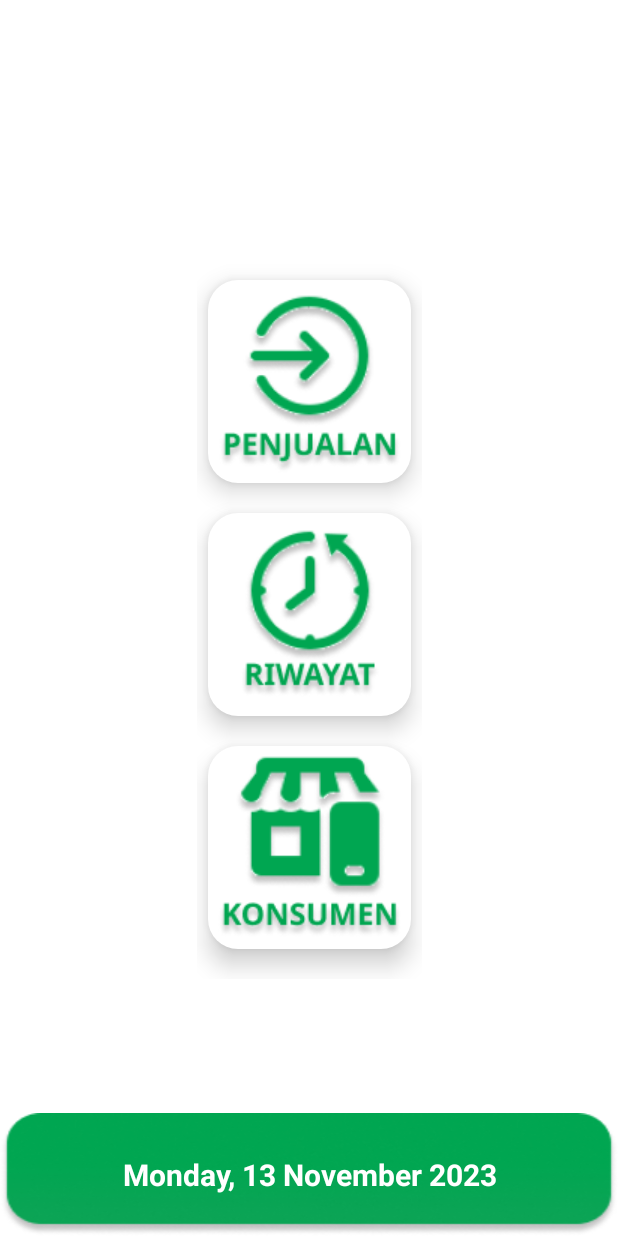
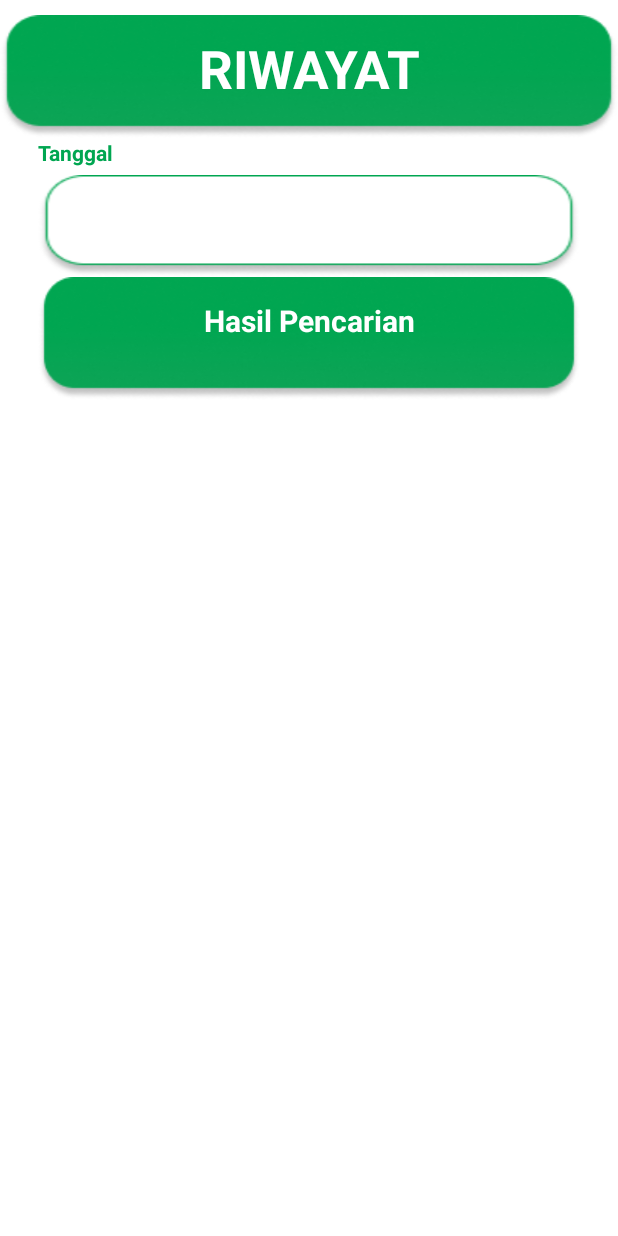
Before and after one commit to najibeducation/Kerja-Praktek, an Android app: the Dasboard screen opened directly, with no data from a screen before it, after a tap on "Button Riwayat", on a phone screen of 412 x 824 dp. Run offline under Robolectric (Android 15) with nearby library versions, the phone set to English and light mode, and no system bars.

Commit message:
Menambahkan activity riwayat

```diff
--- a/app/src/main/AndroidManifest.xml
+++ b/app/src/main/AndroidManifest.xml
@@ -1,6 +1,6 @@
 <?xml version="1.0" encoding="utf-8"?>
 <manifest xmlns:android="http://schemas.android.com/apk/res/android"
-    xmlns:tools="http://schemas.android.com/tools" >
+    xmlns:tools="http://schemas.android.com/tools">
 
     <application
         android:allowBackup="true"
@@ -11,24 +11,31 @@
         android:roundIcon="@mipmap/ic_launcher_round"
         android:supportsRtl="true"
         android:theme="@style/Theme.KejraPraktek"
-        tools:targetApi="31" >
+        tools:targetApi="31">
+        <activity
+            android:name=".Riwayat"
+            android:exported="false">
+            <meta-data
+                android:name="android.app.lib_name"
+                android:value="" />
+        </activity>
         <activity
             android:name=".Penjualan"
-            android:exported="false" >
+            android:exported="false">
             <meta-data
                 android:name="android.app.lib_name"
                 android:value="" />
         </activity>
         <activity
             android:name=".Dasboard"
-            android:exported="false" >
+            android:exported="false">
             <meta-data
                 android:name="android.app.lib_name"
                 android:value="" />
         </activity>
         <activity
             android:name=".MainActivity"
-            android:exported="true" >
+            android:exported="true">
             <intent-filter>
                 <action android:name="android.intent.action.MAIN" />
 
--- a/app/src/main/java/com/usm/kejrapraktek/Dasboard.kt
+++ b/app/src/main/java/com/usm/kejrapraktek/Dasboard.kt
@@ -30,7 +30,8 @@ class Dasboard : AppCompatActivity() {
         }
 
         riwayat.setOnClickListener {
-
+            val intent = Intent(this, Riwayat::class.java)
+            startActivity(intent)
         }
 
         konsumen.setOnClickListener {
--- /dev/null
+++ b/app/src/main/java/com/usm/kejrapraktek/Riwayat.kt
@@ -0,0 +1,11 @@
+package com.usm.kejrapraktek
+
+import androidx.appcompat.app.AppCompatActivity
+import android.os.Bundle
+
+class Riwayat : AppCompatActivity() {
+    override fun onCreate(savedInstanceState: Bundle?) {
+        super.onCreate(savedInstanceState)
+        setContentView(R.layout.activity_riwayat)
+    }
+}
--- a/app/src/main/res/layout/activity_dasboard.xml
+++ b/app/src/main/res/layout/activity_dasboard.xml
@@ -12,7 +12,7 @@
       android:layout_width="150dp"
       android:layout_height="wrap_content"
       app:layout_constraintTop_toTopOf="parent"
-      app:layout_constraintBottom_toBottomOf="parent"
+      app:layout_constraintBottom_toTopOf="@+id/textViewDate"
       app:layout_constraintStart_toStartOf="parent"
       app:layout_constraintEnd_toEndOf="parent"
       android:orientation="vertical"
--- /dev/null
+++ b/app/src/main/res/layout/activity_riwayat.xml
@@ -0,0 +1,70 @@
+<?xml version="1.0" encoding="utf-8"?>
+<androidx.constraintlayout.widget.ConstraintLayout xmlns:android="http://schemas.android.com/apk/res/android"
+    xmlns:app="http://schemas.android.com/apk/res-auto"
+    xmlns:tools="http://schemas.android.com/tools"
+    android:layout_width="match_parent"
+    android:layout_height="match_parent"
+    tools:context=".Riwayat">
+    <TextView
+        android:id="@+id/sub_riwayat"
+        android:layout_width="match_parent"
+        android:layout_height="wrap_content"
+        android:text="@string/riwayat"
+        android:gravity="center"
+        android:textStyle="bold"
+        android:textSize="35sp"
+        android:textColor="@color/white"
+        android:paddingBottom="10dp"
+        android:background="@drawable/sub_background"
+        android:layout_marginTop="10dp"
+        app:layout_constraintStart_toStartOf="parent"
+        app:layout_constraintEnd_toEndOf="parent"
+        app:layout_constraintTop_toTopOf="parent"/>
+
+    <LinearLayout
+        android:layout_width="match_parent"
+        android:layout_height="wrap_content"
+        android:layout_marginStart="25dp"
+        android:layout_marginEnd="25dp"
+        app:layout_constraintTop_toBottomOf="@+id/sub_riwayat"
+        app:layout_constraintStart_toStartOf="parent"
+        app:layout_constraintEnd_toEndOf="parent"
+        android:orientation="vertical">
+        <TextView
+            android:layout_width="wrap_content"
+            android:layout_height="wrap_content"
+            android:text="@string/tgl"
+            android:textSize="14sp"
+            android:textStyle="bold"
+            android:textColor="@color/hijau"/>
+        <EditText
+            android:layout_width="match_parent"
+            android:layout_height="wrap_content"
+            android:background="@drawable/formulir"
+            android:focusable="false"
+            android:autofillHints="Pilih Tanggal"
+            android:inputType="date"
+            android:layout_marginTop="5dp"
+            tools:ignore="LabelFor" />
+
+        <ScrollView
+            android:layout_width="match_parent"
+            android:layout_height="match_parent">
+            <TextView
+                android:layout_width="match_parent"
+                android:layout_height="wrap_content"
+                android:text="@string/review"
+                android:textColor="@color/white"
+                android:textStyle="bold"
+                android:textAlignment="center"
+                android:textSize="20sp"
+                android:padding="15sp"
+                android:background="@drawable/sub_background"/>
+        </ScrollView>
+
+
+
+
+    </LinearLayout>
+
+</androidx.constraintlayout.widget.ConstraintLayout>
--- a/app/src/main/res/values/strings.xml
+++ b/app/src/main/res/values/strings.xml
@@ -29,4 +29,9 @@
     <string name="rp">RUPIAH</string>
     <string name="save">Tombol Simpan</string>
 
+    <!-- activity_riwayat.xml -->
+    <string name="riwayat">RIWAYAT</string>
+    <string name="tgl">Tanggal</string>
+    <string name="review">Hasil Pencarian</string>
+
 </resources>
```
Also changed, not shown: app/src/main/res/drawable/review_backgrond.png (added).
